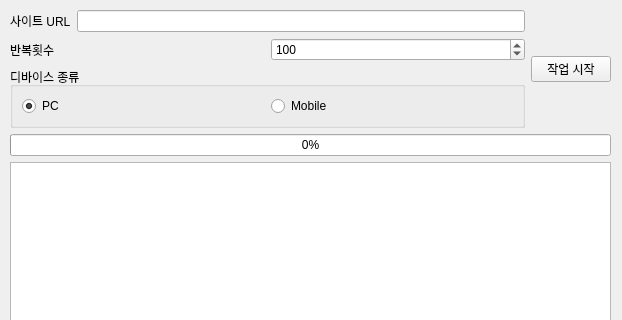
alsoj/sideproejct, file ad_crawler.ui: the form before one commit; both pictures show x 0 to 622 and y 0 to 320 of the 622 by 538 pixel window.
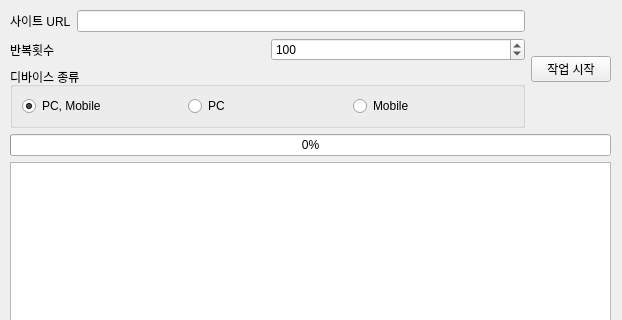
The form after the commit.

Commit message: PC, Mobile 한 번에 크롤링 진행

What changed in the file:
```diff
--- a/ad_crawler.ui
+++ b/ad_crawler.ui
@@ -14,7 +14,7 @@
    <string>AdCrawler</string>
   </property>
   <widget class="QWidget" name="centralwidget">
-   <widget class="QWidget" name="">
+   <widget class="QWidget" name="layoutWidget">
     <property name="geometry">
      <rect>
       <x>10</x>
@@ -72,13 +72,23 @@
             <string>디바이스 종류</string>
            </property>
            <layout class="QHBoxLayout" name="horizontalLayout">
+            <item>
+             <widget class="QRadioButton" name="radio_both">
+              <property name="text">
+               <string>PC, Mobile</string>
+              </property>
+              <property name="checked">
+               <bool>true</bool>
+              </property>
+             </widget>
+            </item>
             <item>
              <widget class="QRadioButton" name="radio_pc">
               <property name="text">
                <string>PC</string>
               </property>
               <property name="checked">
-               <bool>true</bool>
+               <bool>false</bool>
               </property>
              </widget>
             </item>
```
The commit also changes 1 other file.
